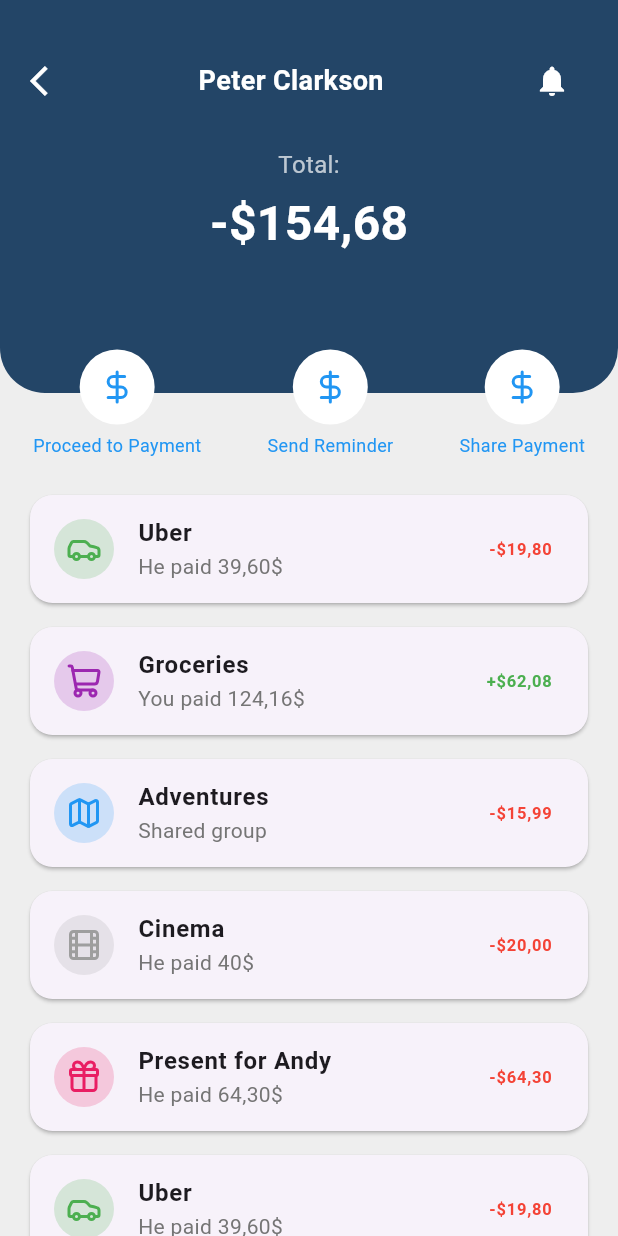
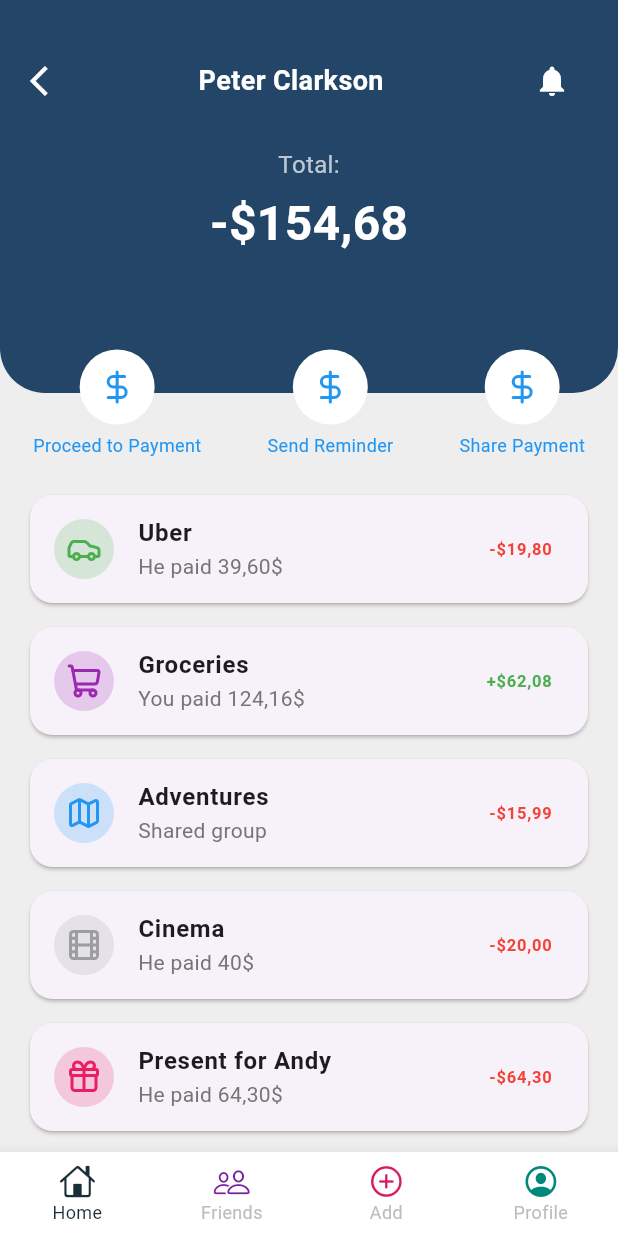
Before and after one commit to deepankar0611/split_wise, a Flutter app: the screen it shows after launch, after a tap on an icon or button, on a phone screen of 412 x 824 dp. Run offline on Flutter 3.47's test engine with Material 3 defaults, Android fonts, the phone set to English and light mode, and no system bars; our stand-ins replace cloud_firestore, firebase_auth, firebase_core, flutter_riverpod, google_fonts, google_sign_in and 7 more; accounts and stored records are empty; network calls fail; project files that could hold a hidden picture were left out.

Commit message:
some bug improvement

```diff
--- a/lib/Search/bottom_bar.dart
+++ b/lib/Search/bottom_bar.dart
@@ -1,10 +1,9 @@
 import 'package:flutter/cupertino.dart';
 import 'package:flutter/material.dart';
 import 'package:shared_preferences/shared_preferences.dart';
-import 'package:split_wise/search_bar.dart';
+import 'package:split_wise/Search/search_bar.dart';
 import 'package:split_wise/friends.dart';
 import 'package:split_wise/home_screen.dart';
-import 'package:split_wise/login.dart';
 import '../profile_overview.dart';
 
 class BottomBar extends StatefulWidget {
--- a/lib/editprofile.dart
+++ b/lib/editprofile.dart
@@ -9,8 +9,6 @@ import 'dart:math';
 
 import 'package:supabase_flutter/supabase_flutter.dart';
 import 'package:firebase_auth/firebase_auth.dart' as firebase_auth;
-import 'package:supabase_flutter/supabase_flutter.dart' as supabase;
-import 'package:uuid/uuid.dart';
 
 
 class EditProfileScreen extends StatefulWidget {
--- a/lib/login_screen.dart
+++ b/lib/login_screen.dart
@@ -169,7 +169,7 @@ class _LoginPageState extends State<LoginPage> {
       onTap: () {
         signInWithGoogle().then((value) {
           Navigator.pushReplacement(
-              context, MaterialPageRoute(builder: (context) => HomeScreen()));
+              context, MaterialPageRoute(builder: (context) => BottomBar()));
         });
       },
       child: Container(
--- a/lib/profile_overview.dart
+++ b/lib/profile_overview.dart
@@ -3,6 +3,7 @@ import 'package:firebase_auth/firebase_auth.dart';
 import 'package:flutter/material.dart';
 import 'package:google_fonts/google_fonts.dart';
 import 'package:image_picker/image_picker.dart';
+import 'package:split_wise/login_screen.dart';
 import 'package:supabase_flutter/supabase_flutter.dart';
 
 import 'editprofile.dart';
@@ -16,7 +17,6 @@ class ProfileOverviewScreen extends StatefulWidget {
 
 class _ProfileOverviewScreenState extends State<ProfileOverviewScreen> {
   final String userId = FirebaseAuth.instance.currentUser?.uid ?? 'defaultUserId';
-  final ImagePicker _picker = ImagePicker();
   final SupabaseClient supabase = Supabase.instance.client;
 
   Map<String, dynamic> userData = {
@@ -107,7 +107,7 @@ class _ProfileOverviewScreenState extends State<ProfileOverviewScreen> {
             ),
             const SizedBox(height: 20),
             _buildProfileOptions(context),
-            const SizedBox(height: 30), // Increased spacing before logout
+            const SizedBox(height: 40), // Increased spacing before logout
             _buildLogoutButton(context), // Moved logout button here
             const SizedBox(height: 20),
           ],
@@ -176,6 +176,23 @@ class _ProfileOverviewScreenState extends State<ProfileOverviewScreen> {
   }
 
   Widget _buildFinanceSummary() {
+    return StreamBuilder<DocumentSnapshot>(
+      stream: FirebaseFirestore.instance
+          .collection('users')
+          .doc(userId)
+          .snapshots(),
+      builder: (context, snapshot) {
+        if (snapshot.connectionState == ConnectionState.waiting) {
+          return const Center(child: CircularProgressIndicator());
+        }
+        if (snapshot.hasError) {
+          return Center(child: Text('Error: ${snapshot.error}'));
+        }
+        if (!snapshot.hasData || !snapshot.data!.exists) {
+          return const Center(child: Text('No financial data available'));
+        }
+
+        final userData = snapshot.data!.data() as Map<String, dynamic>;
         double amountToPay = double.tryParse(userData["amountToPay"]?.toString() ?? "0") ?? 0;
         double amountToReceive = double.tryParse(userData["amountToReceive"]?.toString() ?? "0") ?? 0;
         double totalBalance = amountToReceive - amountToPay;
@@ -195,6 +212,8 @@ class _ProfileOverviewScreenState extends State<ProfileOverviewScreen> {
               _buildSummaryTile("Receive", "₹${amountToReceive.toInt()}", Colors.green),
             ],
           ),
+        );
+      },
     );
   }
 
@@ -267,12 +286,17 @@ class _ProfileOverviewScreenState extends State<ProfileOverviewScreen> {
       elevation: 6,
       shadowColor: Colors.black26,
       shape: RoundedRectangleBorder(borderRadius: BorderRadius.circular(12)),
+      child: Container(
+        decoration:  BoxDecoration(
+          borderRadius: BorderRadius.circular(10)
+        ),
+        height: 60,
+        width: 160,
         child: ElevatedButton(
           onPressed: () => _logout(context),
           style: ElevatedButton.styleFrom(
             backgroundColor: const Color(0xFF234567), // Matches AppBar color
             foregroundColor: Colors.white,
-          padding: const EdgeInsets.symmetric(vertical: 20,),
             shape: RoundedRectangleBorder(
               borderRadius: BorderRadius.circular(10),
             ),
@@ -285,10 +309,11 @@ class _ProfileOverviewScreenState extends State<ProfileOverviewScreen> {
           child: Row(
             mainAxisAlignment: MainAxisAlignment.center,
             children: [
-            const Icon(Icons.logout, size: 10),
+              const Icon(Icons.logout, size: 19, color: Colors.white,),
               const SizedBox(width: 8),
               const Text("Logout"),
             ],
+          ),
         ),
       ),
     );
@@ -297,7 +322,11 @@ class _ProfileOverviewScreenState extends State<ProfileOverviewScreen> {
   Future<void> _logout(BuildContext context) async {
     try {
       await FirebaseAuth.instance.signOut();
-      Navigator.pushReplacementNamed(context, 'LoginScreen()');
+      Navigator.pushReplacement(
+        context,
+        MaterialPageRoute(builder: (context) => LoginPage()),
+      );
+
     } catch (e) {
       print("Logout failed: $e");
       ScaffoldMessenger.of(context).showSnackBar(
@@ -346,13 +375,5 @@ class _ProfileOverviewScreenState extends State<ProfileOverviewScreen> {
     );
   }
 
-  BoxDecoration _cardDecoration() => BoxDecoration(
-    color: Colors.white,
-    borderRadius: BorderRadius.circular(12),
-    boxShadow: const [
-      BoxShadow(color: Colors.black12, blurRadius: 5, spreadRadius: 1)
-    ],
-  );
 
-  Widget _editIcon() => const Icon(Icons.camera_alt, color: Colors.black);
 }
--- a/pubspec.yaml
+++ b/pubspec.yaml
@@ -27,6 +27,7 @@ dependencies:
   lottie:
   intl:
   google_nav_bar:
+  curved_navigation_bar:
 
 dev_dependencies:
   flutter_test:
```
Also changed, not shown: lib/split/final_split_screen.dart (+86 -118 lines), pubspec.lock. Lines whose indentation alone changed are shown as unchanged.
